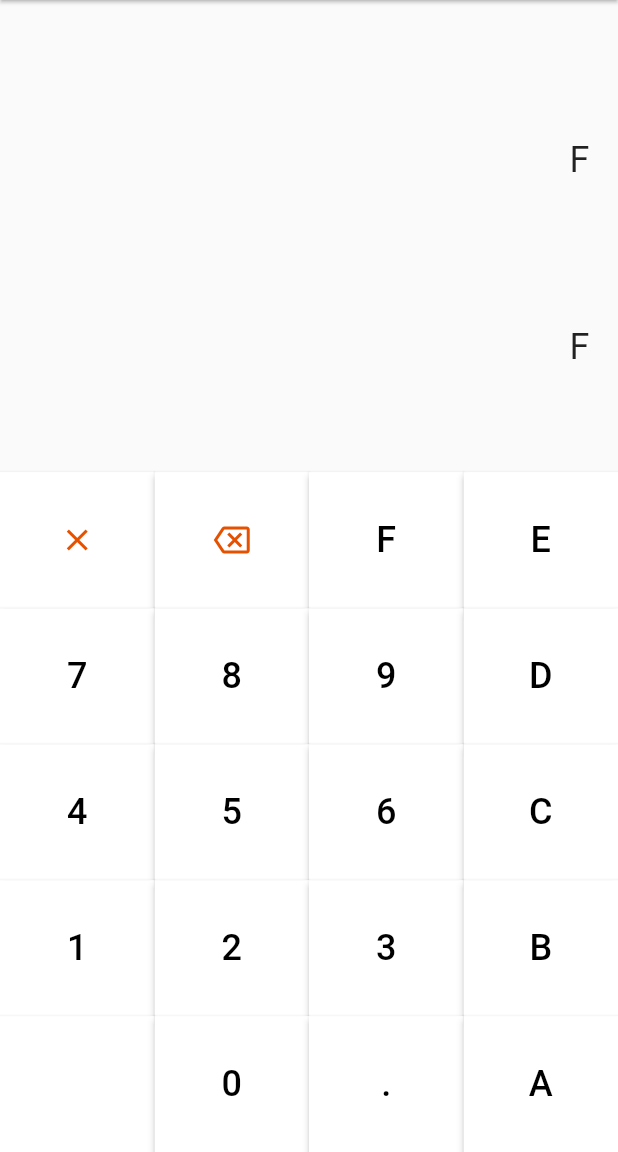
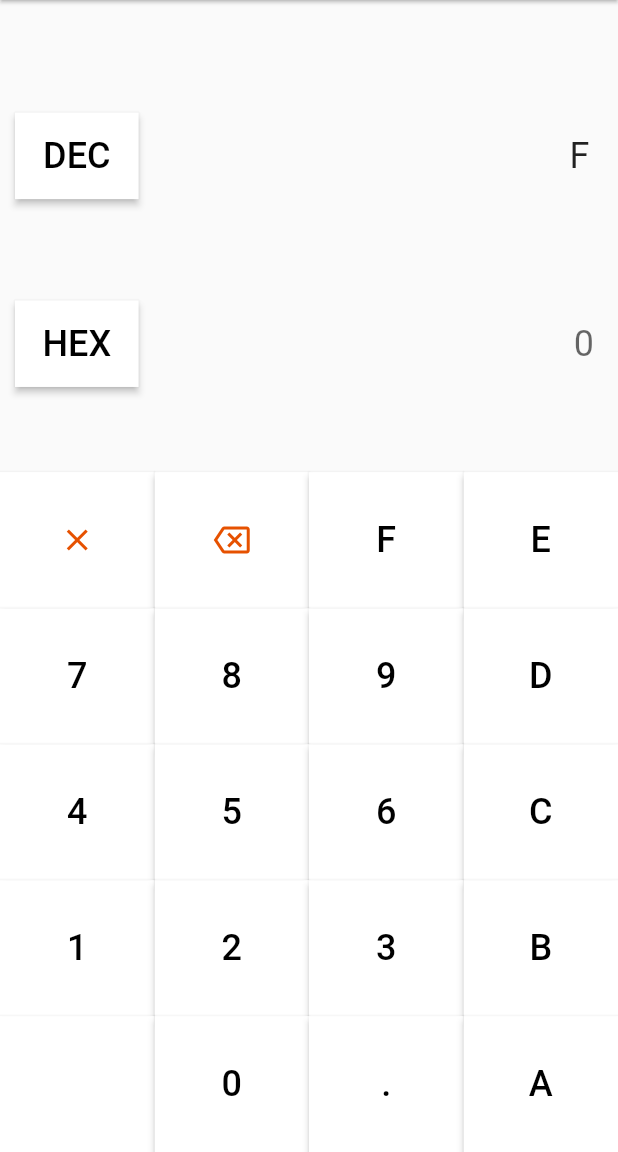
Before and after one commit to 0xV3nn/0xBA53, a Flutter app: the screen it shows after launch, after a tap on an icon or button, on a phone screen of 412 x 824 dp, the part 84-1236 px from its top. Run offline on Flutter 3.47's test engine with Material 2 defaults, Android fonts, the phone set to English and light mode, and no system bars.

Commit message:
Não sei mais o que pensar da minha vida

```diff
--- a/lib/view/home_page.dart
+++ b/lib/view/home_page.dart
@@ -1,5 +1,8 @@
 import 'package:flutter/material.dart';
-import 'package:xba5e/view/widgets/custom_keyboard.dart';
+import 'package:xba5e/view/widgets/bases/base_change_button.dart';
+import 'package:xba5e/view/widgets/bases/bases_modal_sheet.dart';
+import 'package:xba5e/view/widgets/bases/number_field.dart';
+import 'package:xba5e/view/widgets/keyboard/custom_keyboard.dart';
 
 class HomePage extends StatefulWidget {
   const HomePage({super.key});
@@ -9,28 +12,31 @@ class HomePage extends StatefulWidget {
 }
 
 class _HomePageState extends State<HomePage> {
-  // showModalBottomSheet
 
-  // String input = '';
-
-  final input = TextEditingController();
+  final input_up = TextEditingController();
+  final input_down = TextEditingController();
 
   @override
   void initState() {
     // TODO: implement initState
     super.initState();
-    input.text = '';
   }
 
+  void _basesModalSheet() {
+    showModalBottomSheet(
+      context: context,
+      builder: (context) => BasesModalSheet(),
+    );
+  }
 
   void _onKeyPressed(String value) {
     setState(() {
       if (value == 'AC') {
-        input.text = '';
-      } else if (value == 'X' && input.text.isNotEmpty) {
-        input.text = input.text.substring(0, input.text.length - 1);
+        input_up.text = '';
+      } else if (value == 'X' && input_up.text.isNotEmpty) {
+        input_up.text = input_up.text.substring(0, input_up.text.length - 1);
       } else if (value != 'AC' && value != 'X') {
-        input.text += value;
+        input_up.text += value;
       }
     });
   }
@@ -51,52 +57,18 @@ class _HomePageState extends State<HomePage> {
             children: [
               Row(
                 children: [
-                  Expanded(
-                    child: Container(
-                      alignment: Alignment.bottomRight,
-                      padding: const EdgeInsets.all(16),
-                      child: TextField(
-                        keyboardType: TextInputType.multiline,
-                        maxLines: 1,
-                        controller: input,
-                        decoration: const InputDecoration(
-                          border: InputBorder.none,
-                          hintText: '0',
-                          hintStyle: TextStyle(fontSize: 24),
-                        ),
-                        style: const TextStyle(fontSize: 24),
-                        textAlign: TextAlign.right,
-
-                        readOnly: true,
-                      ),
-                    ),
-                  ),
+                  BaseChangeButton(label: "DEC", onKeyPressed: _basesModalSheet),
+                  NumberField(controller: input_up)
                 ],
               ),
               SizedBox(height: 0.05 * size.height),
               Row(
                 children: [
-                  Expanded(
-                    child: Container(
-                      alignment: Alignment.bottomRight,
-                      padding: const EdgeInsets.all(16),
-                      child: TextField(
-                        controller: input,
-                        decoration: const InputDecoration(
-                          border: InputBorder.none,
-                          hintText: '0',
-                          hintStyle: TextStyle(fontSize: 24),
-                        ),
-                        style: const TextStyle(fontSize: 24),
-                        textAlign: TextAlign.right,
-                        keyboardType: TextInputType.number,
-                        readOnly: true,
-                      ),
-                    ),
-                  ),
+                  BaseChangeButton(label: "HEX"),
+                  NumberField(controller: input_down)
                 ],
               ),
-              SizedBox(height: 0.05 * size.height),
+              SizedBox(height: 0.053 * size.height),
               CustomKeyboard(
                 onKeyPressed: _onKeyPressed
               ),
--- /dev/null
+++ b/lib/view/widgets/bases/base_change_button.dart
@@ -0,0 +1,39 @@
+import 'package:flutter/material.dart';
+
+class BaseChangeButton extends StatelessWidget {
+  final String label;
+  final dynamic Function()? onKeyPressed;
+
+  BaseChangeButton({
+    super.key,
+    required this.label,
+    this.onKeyPressed,
+  });
+
+  @override
+  Widget build(BuildContext context) {
+    final size = MediaQuery.of(context).size;
+    return Padding(
+              padding: const EdgeInsets.all(10),
+              child: Container(
+                width: 0.2 * size.width,
+                height: 0.07 * size.height,
+                child: ElevatedButton(
+                  style: ButtonStyle(
+                    backgroundColor: MaterialStateProperty.all(Color.fromARGB(255, 255, 255, 255)),
+                    foregroundColor: MaterialStateProperty.all(Color.fromARGB(255, 0, 0, 0)),
+                    shape: MaterialStateProperty.all(
+                      RoundedRectangleBorder(
+                        borderRadius: BorderRadius.circular(0),
+                      ),
+                    ),
+                  ),
+                  onPressed: onKeyPressed ?? () {
+                    print('onKeyPressed is null');
+                  },
+                  child: Text(label, style: TextStyle(fontSize: 24))
+                ),
+              ),
+            );
+      }
+}
--- /dev/null
+++ b/lib/view/widgets/bases/number_field.dart
@@ -0,0 +1,33 @@
+import 'package:flutter/material.dart';
+
+class NumberField extends StatelessWidget {
+  final controller;
+  const NumberField({
+    super.key,
+    required this.controller,
+
+  });
+
+  @override
+  Widget build(BuildContext context) {
+    return Expanded(
+              child: Container(
+                alignment: Alignment.bottomRight,
+                padding: const EdgeInsets.all(16),
+                child: TextField(
+                  keyboardType: TextInputType.multiline,
+                  maxLines: 1,
+                  controller: controller,
+                  decoration: const InputDecoration(
+                    border: InputBorder.none,
+                    hintText: '0',
+                    hintStyle: TextStyle(fontSize: 24),
+                  ),
+                  style: const TextStyle(fontSize: 24),
+                  textAlign: TextAlign.right,
+                  readOnly: true,
+                ),
+              ),
+            );
+  }
+}
```
Also changed, not shown: lib/view/widgets/bases/bases_modal_sheet.dart (added, +222 -0 lines), lib/view/widgets/keyboard/custom_button.dart (renamed from lib/view/widgets/custom_button.dart), lib/view/widgets/keyboard/custom_keyboard.dart (renamed from lib/view/widgets/custom_keyboard.dart).
